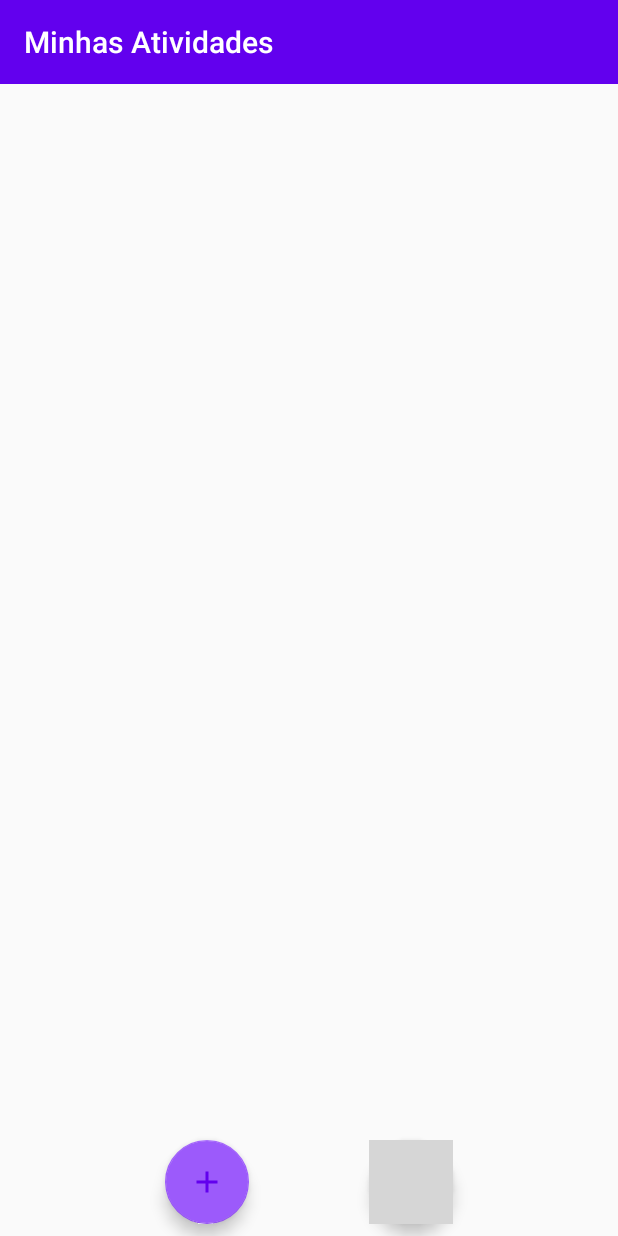
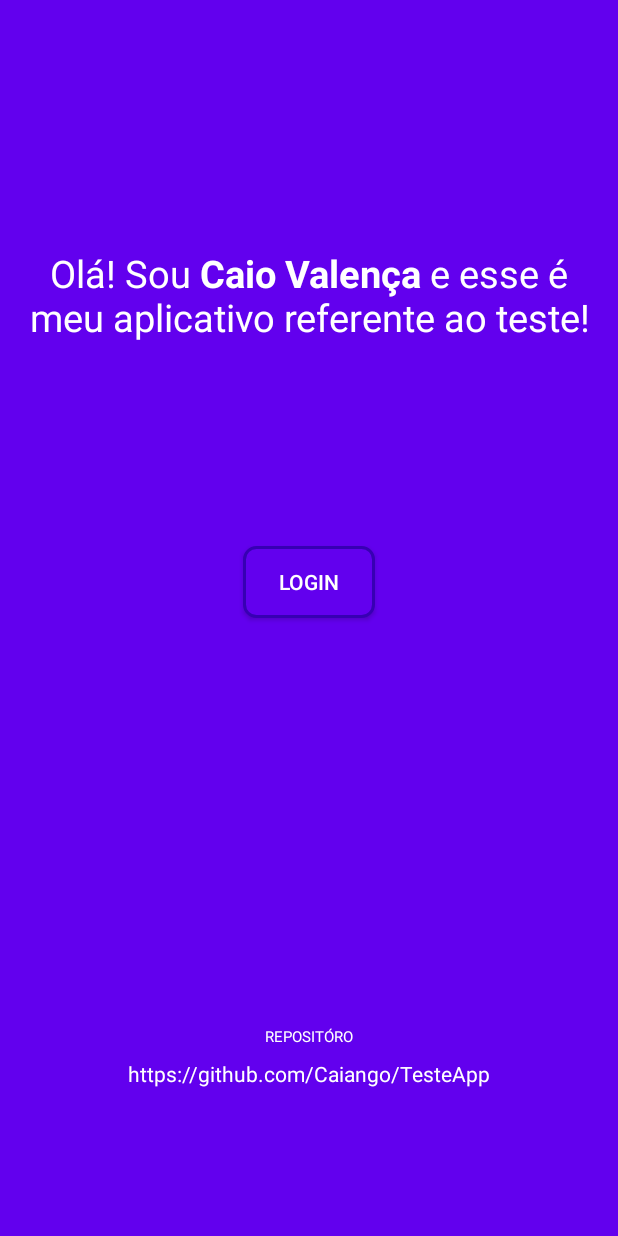
Before and after one commit to Caiango/TesteApp, an Android app: the screen it shows after launch (MainActivity before the commit, LoginActivity after it), on a phone screen of 412 x 824 dp. Run offline under Robolectric (Android 15) with nearby library versions, the phone set to English and light mode, and no system bars; grey boxes are pictures that could not be loaded.

Commit message:
Criando tela de Login

```diff
--- a/app/src/main/java/com/example/testeapp/view/LoginActivity.java
+++ b/app/src/main/java/com/example/testeapp/view/LoginActivity.java
@@ -1,56 +1,55 @@
 package com.example.testeapp.view;
 
-import androidx.annotation.Nullable;
+import android.content.Intent;
+import android.graphics.Typeface;
+import android.net.Uri;
+import android.os.Bundle;
+import android.speech.tts.TextToSpeech;
+import android.text.Html;
+import android.view.View;
+import android.widget.Button;
+import android.widget.TextView;
+import android.widget.Toast;
+
 import androidx.appcompat.app.AppCompatActivity;
-import androidx.lifecycle.Observer;
-
-import android.os.Bundle;
-import android.view.View;
 
 import com.example.testeapp.R;
-import com.example.testeapp.model.TodosRoom;
-import com.example.testeapp.viewmodel.TodosViewModel;
-import com.google.firebase.auth.AuthCredential;
-import com.google.firebase.auth.FacebookAuthProvider;
-import com.google.firebase.auth.GithubAuthProvider;
 
-import java.util.List;
-
-public class LoginActivity extends AppCompatActivity {
-//    private TodosViewModel mTodosViewModel;
+public class LoginActivity extends AppCompatActivity implements View.OnClickListener {
+    TextView myRepo;
+    Button login;
 
     @Override
     protected void onCreate(Bundle savedInstanceState) {
         super.onCreate(savedInstanceState);
         setContentView(R.layout.activity_login);
 
-//        mTodosViewModel.getAllTodo().observe(this, new Observer<List<TodosRoom>>(){
+        TextView txGreeting = findViewById(R.id.txGreetings);
+        myRepo = findViewById(R.id.txMyRepo);
+        login = findViewById(R.id.btnLogin);
 //
-//            @Override
-//            public void onChanged(List<TodosRoom> todosRooms) {
-//
-//            }
-//        });
+//        Intent intent = new Intent(Intent.ACTION_VIEW, Uri.parse("https://github.com/login/oauth/authorize" + "?client_id=" + getString(R.string.github_app_id) + "&scope=repo&redirect_uri" + getString(R.string.github_app_url)));
+//        startActivity(intent);
+
+        String string = "Olá! Sou " + "<b>" + getString(R.string.myName) + "</b>" + " e esse é meu aplicativo referente ao teste!";
+
+        myRepo.setOnClickListener(this);
+        login.setOnClickListener(this);
+
+        txGreeting.setText(Html.fromHtml(string));
 
 
     }
 
-    private void accessGitHubToken(String accessToken) {
-        accessLoginData(
-                "github",
-                accessToken
-        );
-    }
-
-    private void accessLoginData(String provider, String... tokens) {
-        if (tokens != null && tokens.length > 0 && tokens[0] != null) {
-            AuthCredential credential = FacebookAuthProvider.getCredential(tokens[0]);
-            credential = provider.equalsIgnoreCase("github") ? GithubAuthProvider.getCredential(tokens[0]) : credential;
-
+    @Override
+    public void onClick(View view) {
+        if (view == myRepo) {
+            String url = myRepo.getText().toString();
+            Intent i = new Intent(Intent.ACTION_VIEW);
+            i.setData(Uri.parse(url));
+            startActivity(i);
+        } else if (view == login) {
+            Toast.makeText(this, "Realizar Login", Toast.LENGTH_SHORT).show();
         }
     }
-
-    public void sendLoginGitHubData(View view) {
-
-    }
 }
--- a/app/src/main/java/com/example/testeapp/view/MainActivity.kt
+++ b/app/src/main/java/com/example/testeapp/view/MainActivity.kt
@@ -34,6 +34,7 @@ class MainActivity : AppCompatActivity(), AdapterTodo.onLongClickListener,
 
         mTodosViewModel = ViewModelProvider(this).get(TodosViewModel::class.java)
 
+        //obersavando alterações na lista e atualizando no adapter da RecyclerView
         mTodosViewModel.allTodo.observe(this,
             Observer<List<TodosRoom?>?> { todosRooms ->
                 adapter.setTodos(todosRooms)
@@ -117,9 +118,9 @@ class MainActivity : AppCompatActivity(), AdapterTodo.onLongClickListener,
         val desc = view.findViewById<EditText>(R.id.edt_desc_todo)
         tarefa.setText(item.tarefa)
         desc.setText(item.desc)
-        dialog.setPositiveButton(this.getString(R.string.change)) { _: DialogInterface, _: Int ->
+        dialog.setPositiveButton(this.getString(R.string.alterarDialog)) { _: DialogInterface, _: Int ->
             if (tarefa.text.isNotEmpty() && desc.text.isNotEmpty()) {
-                var teste =
+                val teste =
                     TodosRoom(tarefa.text.toString(), desc.text.toString(), item.isDone, item.isDel)
                 teste.id = item.id
                 // mTodosViewModel.delete(item)
--- /dev/null
+++ b/app/src/main/res/drawable/btn_back.xml
@@ -0,0 +1,13 @@
+<?xml version="1.0" encoding="utf-8"?>
+<ripple xmlns:android="http://schemas.android.com/apk/res/android"
+    android:color="@color/colorPrimaryDark">
+    <item>
+        <shape android:shape="rectangle">
+            <solid android:color="@color/colorBack" />
+            <corners android:radius="8dp" />
+            <stroke
+                android:width="2dp"
+                android:color="@color/colorPrimaryDark" />
+        </shape>
+    </item>
+</ripple>
--- a/app/src/main/res/layout/activity_login.xml
+++ b/app/src/main/res/layout/activity_login.xml
@@ -4,6 +4,75 @@
     xmlns:tools="http://schemas.android.com/tools"
     android:layout_width="match_parent"
     android:layout_height="match_parent"
+    android:background="@color/colorBack"
     tools:context=".view.LoginActivity">
 
+    <TextView
+        android:id="@+id/txGreetings"
+        android:layout_width="0dp"
+        android:layout_height="wrap_content"
+        android:layout_marginStart="16dp"
+        android:layout_marginEnd="16dp"
+        android:gravity="center"
+        android:textColor="#ffffff"
+        android:textSize="25sp"
+        app:layout_constraintEnd_toEndOf="parent"
+        app:layout_constraintStart_toStartOf="parent"
+        app:layout_constraintTop_toTopOf="@+id/guideline4" />
+
+    <androidx.constraintlayout.widget.Guideline
+        android:id="@+id/guideline2"
+        android:layout_width="wrap_content"
+        android:layout_height="wrap_content"
+        android:orientation="horizontal"
+        app:layout_constraintGuide_percent="0.5" />
+
+    <Button
+        android:id="@+id/btnLogin"
+        android:layout_width="wrap_content"
+        android:layout_height="wrap_content"
+        android:background="@drawable/btn_back"
+        android:text="Login"
+        android:textColor="#ffffff"
+        app:layout_constraintBottom_toTopOf="@+id/guideline2"
+        app:layout_constraintEnd_toEndOf="parent"
+        app:layout_constraintStart_toStartOf="parent" />
+
+    <androidx.constraintlayout.widget.Guideline
+        android:id="@+id/guideline3"
+        android:layout_width="wrap_content"
+        android:layout_height="wrap_content"
+        android:orientation="horizontal"
+        app:layout_constraintGuide_percent="0.9" />
+
+    <TextView
+        android:id="@+id/txMyRepo"
+        android:layout_width="wrap_content"
+        android:layout_height="wrap_content"
+        android:layout_marginBottom="16dp"
+        android:text="https://github.com/Caiango/TesteApp"
+        android:textColor="#ffffff"
+        app:layout_constraintBottom_toTopOf="@+id/guideline3"
+        app:layout_constraintEnd_toEndOf="parent"
+        app:layout_constraintStart_toStartOf="parent" />
+
+    <TextView
+        android:id="@+id/txRepo"
+        android:layout_width="wrap_content"
+        android:layout_height="wrap_content"
+        android:layout_marginBottom="8dp"
+        android:text="REPOSITÓRO"
+        android:textColor="#ffffff"
+        android:textSize="10sp"
+        app:layout_constraintBottom_toTopOf="@+id/txMyRepo"
+        app:layout_constraintEnd_toEndOf="parent"
+        app:layout_constraintStart_toStartOf="parent" />
+
+    <androidx.constraintlayout.widget.Guideline
+        android:id="@+id/guideline4"
+        android:layout_width="wrap_content"
+        android:layout_height="wrap_content"
+        android:orientation="horizontal"
+        app:layout_constraintGuide_percent="0.2" />
+
 </androidx.constraintlayout.widget.ConstraintLayout>
--- a/app/src/main/res/values/colors.xml
+++ b/app/src/main/res/values/colors.xml
@@ -3,6 +3,5 @@
     <color name="colorPrimary">#6200EE</color>
     <color name="colorPrimaryDark">#3700B3</color>
     <color name="colorAccent">#9C5AFB</color>
-    <color name="selRecycler">#C6A0FD</color>
     <color name="colorBack">#6200EE</color>
 </resources>
--- a/app/src/main/res/values/strings.xml
+++ b/app/src/main/res/values/strings.xml
@@ -3,9 +3,10 @@
     <string name="github_app_id">882a906e66a389d74901</string>
     <string name="github_app_secret">1c7fe93f978ea70c38538897913183add1c8d924</string>
     <string name="github_app_url">https://testeapp-d23f1.firebaseapp.com/__/auth/handler</string>
-    <string name="change">Alterar</string>
+    <string name="alterarDialog">Alterar</string>
     <string name="cancelarDialog">Cancelar</string>
     <string name="cancelarToast">Cancelado</string>
     <string name="preencherDialog">Preencha os valores</string>
+    <string name="myName">Caio Valença</string>
 
 </resources>
--- a/app/src/main/res/values/styles.xml
+++ b/app/src/main/res/values/styles.xml
@@ -13,5 +13,17 @@
         <item name="colorPrimaryDark">@color/colorPrimaryDark</item>
         <item name="colorAccent">@color/colorAccent</item>
     </style>
+    <style name="FullScreen" parent="Theme.AppCompat.Light.DarkActionBar">
+        <!-- Customize your theme here. -->
+        <item name="colorPrimary">@color/colorPrimary</item>
+        <item name="colorPrimaryDark">@color/colorPrimaryDark</item>
+        <item name="colorAccent">@color/colorAccent</item>
+        <item name="windowActionBar">false</item>
+        <item name="windowNoTitle">true</item>
+        <item name="android:windowFullscreen">true</item>
+    </style>
 
+    <style name="boldStyle">
+        <item name="android:textStyle">bold</item>
+    </style>
 </resources>
```
Also changed, not shown: app/src/main/AndroidManifest.xml (+17 -4 lines), app/src/main/res/layout/rv_lay.xml (+17 -0 lines).
